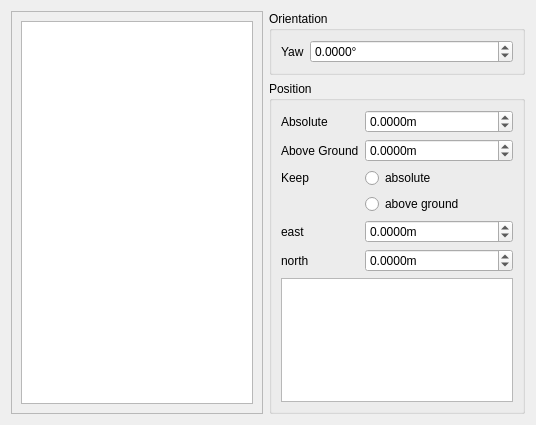
This is src/gui/widgets/GraphicalNavigation/graphicalnavigationwidget.ui in phresnel/picogen as Qt 5 draws it before an edit. The edited form follows.
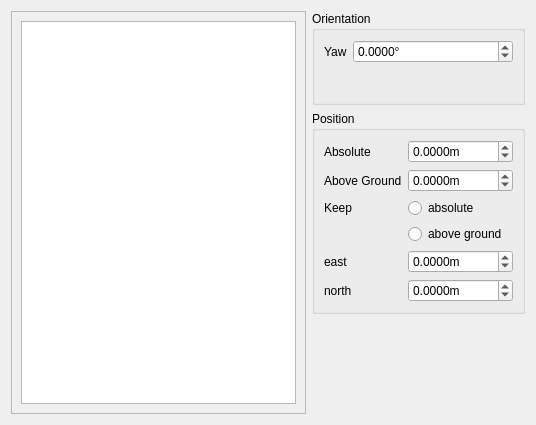
This is the edited form. Custom widgets are drawn as their Qt base class.

Commit message: make artificial horizon a widget

Patch:
```diff
--- a/src/gui/widgets/GraphicalNavigation/graphicalnavigationwidget.ui
+++ b/src/gui/widgets/GraphicalNavigation/graphicalnavigationwidget.ui
@@ -24,7 +24,7 @@
        <rect>
         <x>0</x>
         <y>0</y>
-        <width>251</width>
+        <width>274</width>
         <height>403</height>
        </rect>
       </property>
@@ -205,26 +205,31 @@
           </property>
          </widget>
         </item>
-        <item row="6" column="0" colspan="2">
-         <widget class="QGraphicsView" name="orientationGraphicsView">
-          <property name="verticalScrollBarPolicy">
-           <enum>Qt::ScrollBarAlwaysOff</enum>
-          </property>
-          <property name="horizontalScrollBarPolicy">
-           <enum>Qt::ScrollBarAlwaysOff</enum>
-          </property>
-          <property name="renderHints">
-           <set>QPainter::Antialiasing|QPainter::TextAntialiasing</set>
-          </property>
-         </widget>
-        </item>
        </layout>
       </widget>
      </item>
+     <item>
+      <widget class="ArtificialHorizon1DWidget" name="widget" native="true">
+       <property name="minimumSize">
+        <size>
+         <width>0</width>
+         <height>64</height>
+        </size>
+       </property>
+      </widget>
+     </item>
     </layout>
    </item>
   </layout>
  </widget>
+ <customwidgets>
+  <customwidget>
+   <class>ArtificialHorizon1DWidget</class>
+   <extends>QWidget</extends>
+   <header>artificialhorizon1dwidget.hh</header>
+   <container>1</container>
+  </customwidget>
+ </customwidgets>
  <resources/>
  <connections/>
 </ui>
```
The commit also changes 5 other files.
